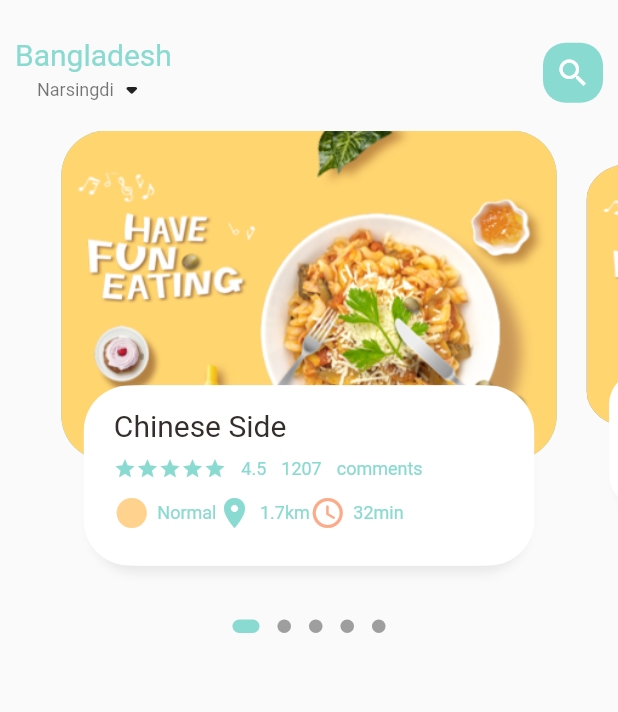
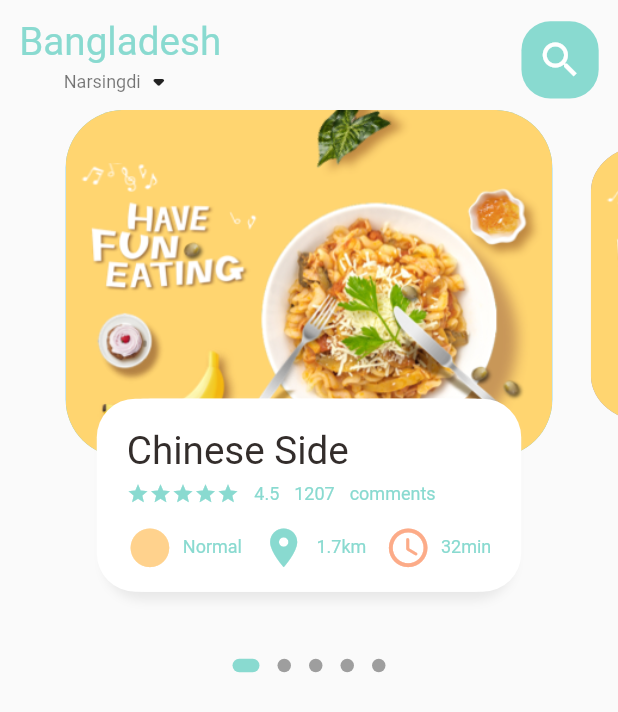
Before and after one commit to Kalam031/food_delivery, a Flutter app: the screen it shows after launch, on a phone screen of 412 x 824 dp. Shown: the top 712 px of the screen. Run offline on Flutter 3.47's test engine with Material 2 defaults, Android fonts, the phone set to English and light mode, and no system bars; drawn by our look-alikes of dots_indicator; our stand-ins replace get.

Commit message:
Change margin, padding, font and icon size dynamically

```diff
--- a/lib/home/food_page_body.dart
+++ b/lib/home/food_page_body.dart
@@ -1,5 +1,6 @@
 import 'package:flutter/material.dart';
 import 'package:dots_indicator/dots_indicator.dart';
+import '../utils/dimensions.dart';
 import '../widgets/icon_and_text_widget.dart';
 import '../utils/Colors.dart';
 import '../widgets/big_text.dart';
@@ -16,7 +17,7 @@ class _FoodPageBodyState extends State<FoodPageBody> {
   PageController pageController = PageController(viewportFraction: 0.85);
   var _currPageValue = 0.0;
   final _scaleFactor = 0.8;
-  final _height = 220;
+  final _height = Dimensions.pageViewContainer;
 
   @override
   void initState() {
@@ -40,7 +41,7 @@ class _FoodPageBodyState extends State<FoodPageBody> {
       children: [
         Container(
           //color: Colors.redAccent,
-          height: 320,
+          height: Dimensions.pageView,
           child: PageView.builder(
             controller: pageController,
             itemCount: 5,
@@ -95,10 +96,11 @@ class _FoodPageBodyState extends State<FoodPageBody> {
       child: Stack(
         children: [
           Container(
-            height: 220,
-            margin: EdgeInsets.only(left: 10, right: 10),
+            height: Dimensions.pageViewContainer,
+            margin: EdgeInsets.only(
+                left: Dimensions.width10, right: Dimensions.width10),
             decoration: BoxDecoration(
-              borderRadius: BorderRadius.circular(30),
+              borderRadius: BorderRadius.circular(Dimensions.radius30),
               color: index.isEven ? Color(0xff69c5df) : Color(0xff9294cc),
               image: DecorationImage(
                 fit: BoxFit.cover,
@@ -109,10 +111,13 @@ class _FoodPageBodyState extends State<FoodPageBody> {
           Align(
             alignment: Alignment.bottomCenter,
             child: Container(
-              height: 120,
-              margin: EdgeInsets.only(left: 30, right: 30, bottom: 30),
+              height: Dimensions.pageViewTextContainer,
+              margin: EdgeInsets.only(
+                  left: Dimensions.width30,
+                  right: Dimensions.width30,
+                  bottom: Dimensions.height30),
               decoration: BoxDecoration(
-                borderRadius: BorderRadius.circular(30),
+                borderRadius: BorderRadius.circular(Dimensions.radius20),
                 color: Colors.white,
                 boxShadow: [
                   BoxShadow(
@@ -131,12 +136,13 @@ class _FoodPageBodyState extends State<FoodPageBody> {
                 ],
               ),
               child: Container(
-                padding: EdgeInsets.only(top: 15, left: 15, right: 15),
+                padding: EdgeInsets.only(
+                    top: Dimensions.height15, left: 15, right: 15),
                 child: Column(
                   crossAxisAlignment: CrossAxisAlignment.start,
                   children: [
                     BigText(text: 'Chinese Side'),
-                    SizedBox(height: 10),
+                    SizedBox(height: Dimensions.height5),
                     Row(
                       children: [
                         Wrap(
@@ -154,8 +160,9 @@ class _FoodPageBodyState extends State<FoodPageBody> {
                         SmallText(text: 'comments'),
                       ],
                     ),
-                    SizedBox(height: 10),
+                    SizedBox(height: Dimensions.height10),
                     Row(
+                      mainAxisAlignment: MainAxisAlignment.spaceBetween,
                       children: [
                         IconAndTextWidget(
                           icon: Icons.circle_sharp,
--- a/lib/home/main_food_page.dart
+++ b/lib/home/main_food_page.dart
@@ -1,4 +1,5 @@
 import 'package:flutter/material.dart';
+import 'package:food_delivery/utils/dimensions.dart';
 import '../home/food_page_body.dart';
 import '../widgets/small_text.dart';
 import '../widgets/big_text.dart';
@@ -12,13 +13,16 @@ class MainFoodPage extends StatefulWidget {
 class _MainFoodPageState extends State<MainFoodPage> {
   @override
   Widget build(BuildContext context) {
-    return Scaffold(
+    return SafeArea(
+      child: Scaffold(
         body: Column(
           children: [
             Container(
               child: Container(
-              margin: EdgeInsets.only(top: 25, bottom: 15),
-              padding: EdgeInsets.only(left: 10, right: 10),
+                margin: EdgeInsets.only(
+                    top: Dimensions.height10, bottom: Dimensions.height5),
+                padding: EdgeInsets.only(
+                    left: Dimensions.width10, right: Dimensions.width10),
                 child: Row(
                   mainAxisAlignment: MainAxisAlignment.spaceBetween,
                   children: [
@@ -41,14 +45,16 @@ class _MainFoodPageState extends State<MainFoodPage> {
                     ),
                     Center(
                       child: Container(
-                      width: 40,
-                      height: 40,
+                        width: Dimensions.width40,
+                        height: Dimensions.width40,
                         child: Icon(
                           Icons.search,
                           color: Colors.white,
+                          size: Dimensions.iconSize24,
                         ),
                         decoration: BoxDecoration(
-                        borderRadius: BorderRadius.circular(15),
+                          borderRadius:
+                              BorderRadius.circular(Dimensions.radius15),
                           color: AppColors.mainColor,
                         ),
                       ),
@@ -60,6 +66,7 @@ class _MainFoodPageState extends State<MainFoodPage> {
             FoodPageBody(),
           ],
         ),
+      ),
     );
   }
 }
--- a/lib/main.dart
+++ b/lib/main.dart
@@ -1,5 +1,6 @@
 import 'package:flutter/material.dart';
-import 'package:food_delivery/home/main_food_page.dart';
+import 'package:get/get.dart';
+import './home/main_food_page.dart';
 
 void main() {
   runApp(MyApp());
@@ -9,7 +10,7 @@ class MyApp extends StatelessWidget {
   // This widget is the root of your application.
   @override
   Widget build(BuildContext context) {
-    return MaterialApp(
+    return GetMaterialApp(
       debugShowCheckedModeBanner: false,
       title: 'Flutter Demo',
       theme: ThemeData(
@@ -90,7 +91,7 @@ class _MyHomePageState extends State<MyHomePage> {
           // horizontal).
           mainAxisAlignment: MainAxisAlignment.center,
           children: <Widget>[
-            const Text(
+            Text(
               'You have pushed the button this many times:',
             ),
             Text(
@@ -103,7 +104,7 @@ class _MyHomePageState extends State<MyHomePage> {
       floatingActionButton: FloatingActionButton(
         onPressed: _incrementCounter,
         tooltip: 'Increment',
-        child: const Icon(Icons.add),
+        child: Icon(Icons.add),
       ), // This trailing comma makes auto-formatting nicer for build methods.
     );
   }
--- /dev/null
+++ b/lib/utils/dimensions.dart
@@ -0,0 +1,30 @@
+import 'package:get/get.dart';
+
+class Dimensions {
+  static double screenHeight = Get.context!.height;
+  static double screenWidth = Get.context!.width;
+
+  static double pageView = screenHeight / 2.29;
+  static double pageViewContainer = screenHeight / 3.56;
+  static double pageViewTextContainer = screenHeight / 6.4;
+//dynamic height padding and margin
+  static double height5 = screenHeight / 128;
+  static double height10 = screenHeight / 64;
+  static double height15 = screenHeight / 42.67;
+  static double height30 = screenHeight / 21.33;
+  static double height40 = screenHeight / 16;
+//dynamic width padding and margin
+  static double width5 = screenHeight / 128;
+  static double width10 = screenHeight / 64;
+  static double width15 = screenHeight / 42.67;
+  static double width30 = screenHeight / 21.33;
+  static double width40 = screenHeight / 16;
+
+  static double font20 = screenHeight / 32;
+  //radius
+  static double radius15 = screenHeight / 42.67;
+  static double radius20 = screenHeight / 32;
+  static double radius30 = screenHeight / 21.33;
+  //Icon Size
+  static double iconSize24 = screenHeight / 26.67;
+}
--- a/lib/widgets/big_text.dart
+++ b/lib/widgets/big_text.dart
@@ -1,4 +1,5 @@
 import 'package:flutter/material.dart';
+import 'package:food_delivery/utils/dimensions.dart';
 
 class BigText extends StatelessWidget {
   final Color? color;
@@ -10,7 +11,7 @@ class BigText extends StatelessWidget {
       {Key? key,
       this.color = const Color(0xFF332d2b),
       required this.text,
-      this.size = 20,
+      this.size = 0,
       this.overFlow = TextOverflow.ellipsis})
       : super(key: key);
 
@@ -22,8 +23,8 @@ class BigText extends StatelessWidget {
       overflow: overFlow,
       style: TextStyle(
         color: color,
-        fontSize: size,
-        fontWeight: FontWeight.w400,
+        fontSize: size == 0 ? Dimensions.font20 : size,
+        fontWeight: FontWeight.w200,
       ),
     );
   }
--- a/lib/widgets/icon_and_text_widget.dart
+++ b/lib/widgets/icon_and_text_widget.dart
@@ -1,4 +1,5 @@
 import 'package:flutter/material.dart';
+import 'package:food_delivery/utils/dimensions.dart';
 import '../widgets/small_text.dart';
 
 class IconAndTextWidget extends StatelessWidget {
@@ -20,11 +21,10 @@ class IconAndTextWidget extends StatelessWidget {
         Icon(
           icon,
           color: iconColor,
+          size: Dimensions.iconSize24,
         ),
-        SizedBox(width: 5),
-        SmallText(
-          text: text,
-        ),
+        SizedBox(width: Dimensions.height5),
+        SmallText(text: text),
       ],
     );
   }
--- a/pubspec.yaml
+++ b/pubspec.yaml
@@ -35,6 +35,7 @@ dependencies:
   # Use with the CupertinoIcons class for iOS style icons.
   cupertino_icons: ^1.0.2
   dots_indicator: ^2.1.0
+  get: ^4.6.1
 
 dev_dependencies:
   flutter_test:
```
Also changed, not shown: pubspec.lock. Lines whose indentation alone changed are shown as unchanged.
